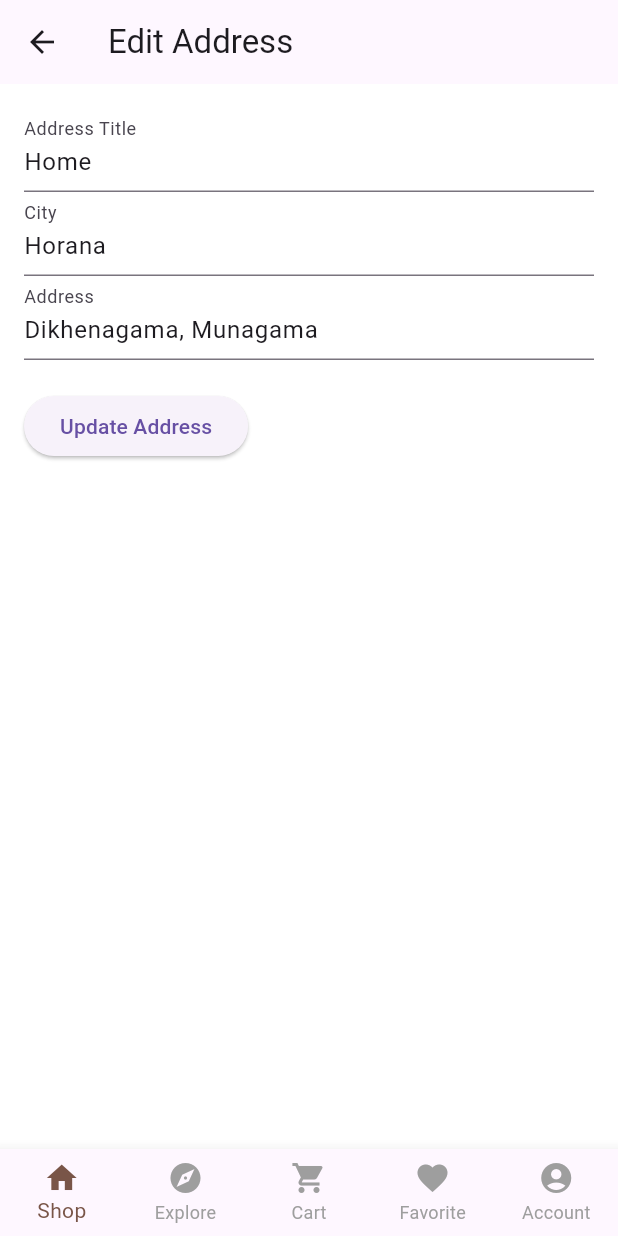
After one commit to IT21212604/Grocery_Store_App, a Flutter app: the AddressPage screen opened by its route, after a tap on the "edit" icon, on a phone screen of 412 x 824 dp. The commit adds this screen. Run offline on Flutter 3.47's test engine with Material 3 defaults, Android fonts, the phone set to English and light mode, and no system bars.

Commit message:
Added address list, edit address, and new address features

```diff
--- /dev/null
+++ b/flutter_application/lib/screens/address_list.dart
@@ -0,0 +1,108 @@
+import 'package:flutter/material.dart';
+import 'new_address.dart';
+import 'edit_address.dart'; // Correct path if in the same directory
+
+class AddressPage extends StatefulWidget {
+  @override
+  _AddressPageState createState() => _AddressPageState();
+}
+
+class _AddressPageState extends State<AddressPage> {
+  List<Map<String, String>> addresses = [
+    {"title": "Home", "city": "Horana", "address": "Dikhenagama, Munagama"},
+    {"title": "Office", "city": "Lungangen", "address": "6, 41722"},
+  ];
+
+  // Function to add a new address
+  void addAddress(Map<String, String> newAddress) {
+    setState(() {
+      addresses.add(newAddress);
+    });
+  }
+
+  // Function to edit an existing address
+  void editAddress(int index, Map<String, String> updatedAddress) {
+    setState(() {
+      addresses[index] = updatedAddress;
+    });
+  }
+
+  @override
+  Widget build(BuildContext context) {
+    return Scaffold(
+      appBar: AppBar(
+        title: Text(
+          'Addresses',
+          style: TextStyle(color: const Color.fromARGB(255, 243, 110, 33)), // Change title color
+        ),
+        leading: IconButton(
+          icon: Icon(Icons.arrow_back, color: Colors.black), // Back button color
+          onPressed: () {
+            Navigator.pop(context);
+          },
+        ),
+        backgroundColor: Colors.white, // Optional: change app bar background color
+        elevation: 0, // Optional: remove app bar shadow
+      ),
+      body: ListView.builder(
+        itemCount: addresses.length,
+        itemBuilder: (context, index) {
+          return ListTile(
+            leading: Icon(Icons.home, color: Colors.grey), // Home icon
+            title: Text(addresses[index]['title']!),
+            subtitle: Text(
+              '${addresses[index]['city']}, ${addresses[index]['address']}',
+            ),
+            trailing: IconButton(
+              icon: Icon(Icons.edit, color: Colors.blue), // Edit icon
+              onPressed: () async {
+                final result = await Navigator.push(
+                  context,
+                  MaterialPageRoute(
+                    builder: (context) => EditAddress(
+                      index: index,
+                      address: addresses[index],
+                    ),
+                  ),
+                );
+                if (result != null) {
+                  editAddress(index, result);
+                }
+              },
+            ),
+          );
+        },
+      ),
+      bottomNavigationBar: BottomNavigationBar(
+        type: BottomNavigationBarType.fixed,
+        selectedItemColor: Colors.brown,
+        unselectedItemColor: Colors.grey,
+        currentIndex: 0, // Active tab index
+        onTap: (index) {
+          // Handle tab navigation
+          print("Tapped index: $index");
+        },
+        items: const [
+          BottomNavigationBarItem(icon: Icon(Icons.home), label: "Shop"),
+          BottomNavigationBarItem(icon: Icon(Icons.explore), label: "Explore"),
+          BottomNavigationBarItem(icon: Icon(Icons.shopping_cart), label: "Cart"),
+          BottomNavigationBarItem(icon: Icon(Icons.favorite), label: "Favorite"),
+          BottomNavigationBarItem(icon: Icon(Icons.account_circle), label: "Account"),
+        ],
+      ),
+      floatingActionButton: FloatingActionButton(
+        onPressed: () async {
+          final result = await Navigator.push(
+            context,
+            MaterialPageRoute(builder: (context) => NewAddress()),
+          );
+          if (result != null) {
+            addAddress(result);
+          }
+        },
+        child: Icon(Icons.add),
+        backgroundColor: const Color.fromARGB(255, 243, 110, 33), // Optional: FAB color
+      ),
+    );
+  }
+}
--- /dev/null
+++ b/flutter_application/lib/screens/edit_address.dart
@@ -0,0 +1,81 @@
+import 'package:flutter/material.dart';
+
+class EditAddress extends StatelessWidget {
+  final int index;
+  final Map<String, String> address;
+
+  EditAddress({required this.index, required this.address});
+
+  final TextEditingController titleController = TextEditingController();
+  final TextEditingController cityController = TextEditingController();
+  final TextEditingController addressController = TextEditingController();
+
+  @override
+  Widget build(BuildContext context) {
+    // Initialize text controllers with existing address data
+    titleController.text = address['title'] ?? '';
+    cityController.text = address['city'] ?? '';
+    addressController.text = address['address'] ?? '';
+
+    return Scaffold(
+      appBar: AppBar(
+        title: Text('Edit Address'),
+        leading: IconButton(
+          icon: Icon(Icons.arrow_back),
+          onPressed: () {
+            Navigator.pop(context); // Navigate back
+          },
+        ),
+      ),
+      body: Padding(
+        padding: const EdgeInsets.all(16.0),
+        child: Column(
+          crossAxisAlignment: CrossAxisAlignment.start,
+          children: [
+            TextField(
+              controller: titleController,
+              decoration: InputDecoration(labelText: 'Address Title'),
+            ),
+            TextField(
+              controller: cityController,
+              decoration: InputDecoration(labelText: 'City'),
+            ),
+            TextField(
+              controller: addressController,
+              decoration: InputDecoration(labelText: 'Address'),
+            ),
+            SizedBox(height: 20),
+            ElevatedButton(
+              onPressed: () {
+                // Pass updated address data back to the previous screen
+                Navigator.pop(context, {
+                  "title": titleController.text,
+                  "city": cityController.text,
+                  "address": addressController.text,
+                });
+              },
+              child: Text('Update Address'),
+            ),
+          ],
+        ),
+      ),
+      bottomNavigationBar: BottomNavigationBar(
+        type: BottomNavigationBarType.fixed,
+        selectedItemColor: Colors.brown,
+        unselectedItemColor: Colors.grey,
+        currentIndex: 0, // Active tab index
+        onTap: (index) {
+          // Add functionality for navigation between tabs
+          print("Tapped index: $index");
+        },
+        items: const [
+          BottomNavigationBarItem(icon: Icon(Icons.home), label: "Shop"),
+          BottomNavigationBarItem(icon: Icon(Icons.explore), label: "Explore"),
+          BottomNavigationBarItem(icon: Icon(Icons.shopping_cart), label: "Cart"),
+          BottomNavigationBarItem(icon: Icon(Icons.favorite), label: "Favorite"),
+          BottomNavigationBarItem(icon: Icon(Icons.account_circle), label: "Account"),
+        ],
+      ),
+    );
+  }
+}
```
Also changed, not shown: flutter_application/lib/main.dart (+10 -0 lines), flutter_application/lib/screens/new_address.dart (added, +55 -0 lines), flutter_application/pubspec.lock.
